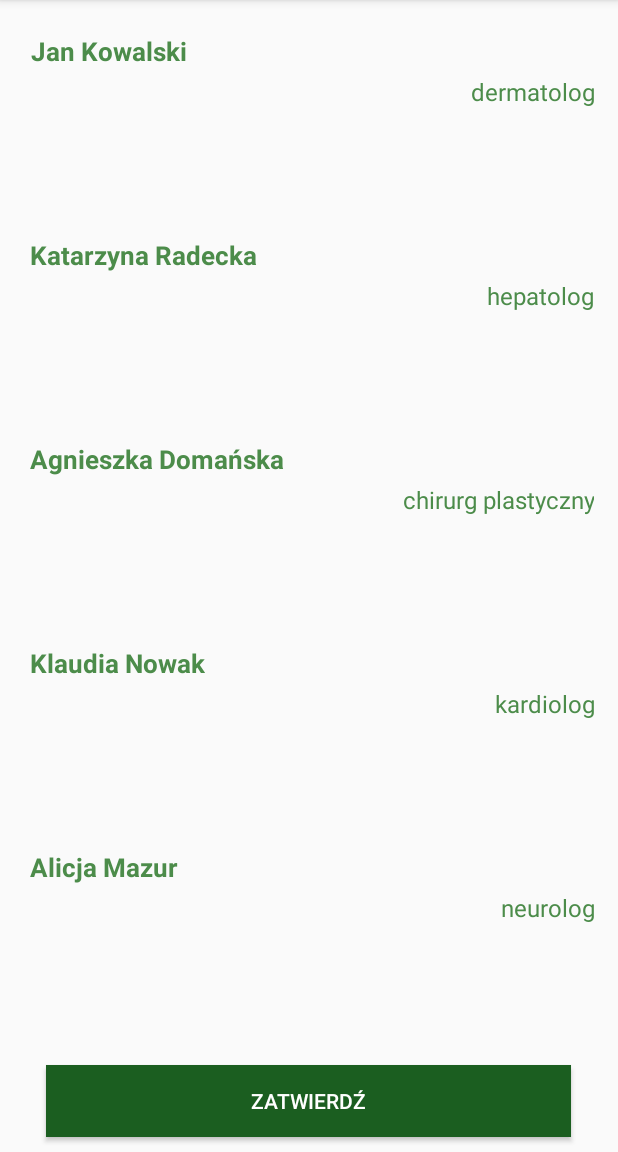
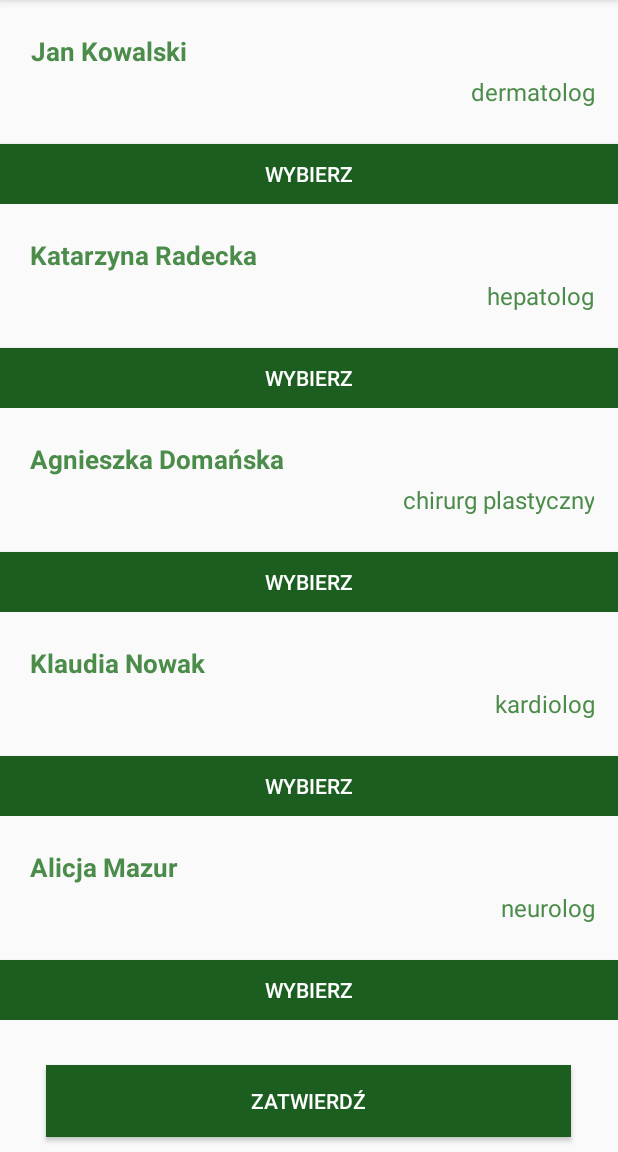
Before and after one commit to agniedom/Rejestracja-Wizyt, an Android app: the Main2Activity screen opened directly, with no data from a screen before it, on a phone screen of 412 x 824 dp, the part 84-1236 px from its top. Run offline under Robolectric (Android 15) with nearby library versions, the phone set to English and light mode, and no system bars; our stand-ins replace ButterKnife.

Commit message:
zakonczono prace

```diff
--- a/app/src/main/res/layout/item.xml
+++ b/app/src/main/res/layout/item.xml
@@ -36,7 +36,7 @@
         android:id="@+id/btn_wybierz"
         android:layout_width="match_parent"
         android:layout_height="40dp"
-        android:layout_alignStart="@+id/txtimie"
+
         android:layout_below="@+id/txtzawod"
         android:background="@color/colorPrimary"
         android:text="Wybierz"
```
Also changed, not shown: app/src/main/java/com/example/student/rejestracjawizyt/LekarzAdapter.java (+14 -1 lines).
